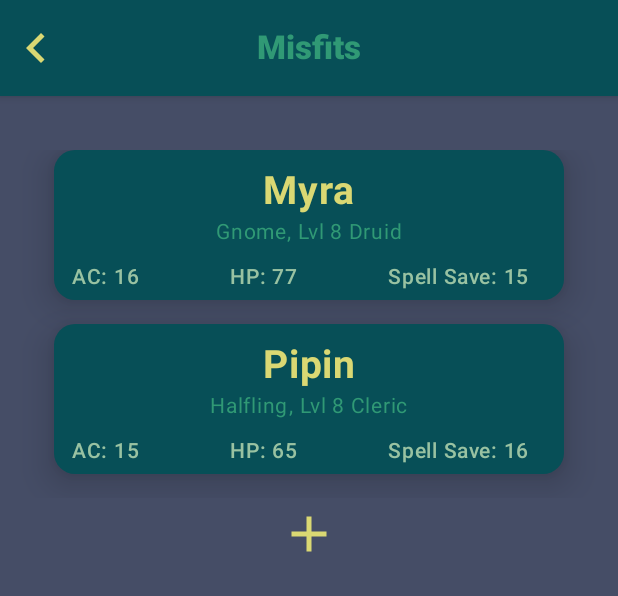
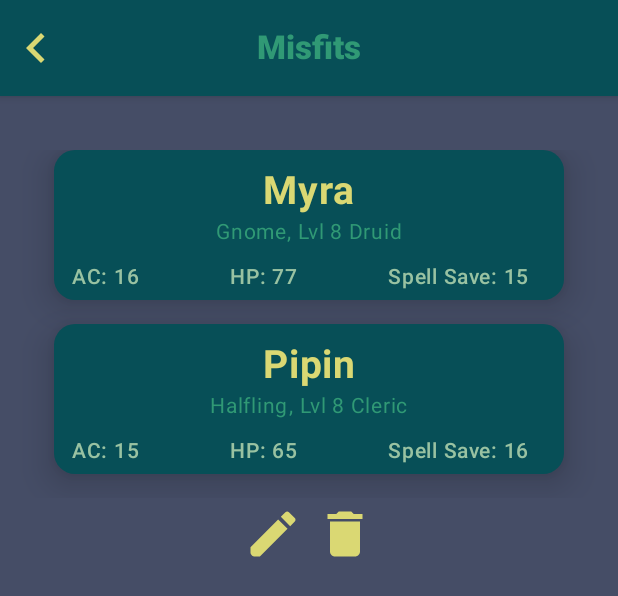
Before and after one commit to FeKent/DND-Tools, an Android app built with Jetpack Compose: the @Preview function CharacterInfoPreview, on a phone screen of 412 x 824 dp. Shown: the top 596 px of the screen. Run offline under Robolectric (Android 15) with nearby library versions, the phone set to English and light mode, and no system bars; our stand-ins replace Room's generated code.

Commit message:
Add feature to show edit/delete button when the number of character profiles matches the number of players in the adventure"

```diff
--- a/app/src/main/java/com/example/dndtools/composables/CharacterInfoScreen.kt
+++ b/app/src/main/java/com/example/dndtools/composables/CharacterInfoScreen.kt
@@ -22,6 +22,8 @@ import androidx.compose.foundation.shape.RoundedCornerShape
 import androidx.compose.foundation.verticalScroll
 import androidx.compose.material.icons.Icons
 import androidx.compose.material.icons.filled.Add
+import androidx.compose.material.icons.filled.Create
+import androidx.compose.material.icons.filled.Delete
 import androidx.compose.material.icons.filled.KeyboardArrowLeft
 import androidx.compose.material3.CardDefaults
 import androidx.compose.material3.CenterAlignedTopAppBar
@@ -63,7 +65,6 @@ fun CharacterInfoScreen(
     characters: List<CharacterProfile>
 ) {
     var currentScreenState by remember { mutableStateOf(CharacterScreenState.Display) }
-
 
     Column(
         modifier = Modifier
@@ -113,6 +114,26 @@ fun CharacterInfoScreen(
                             }
                         }
                     }
+                    if (characters.size == adventure.players) {
+                        Row {
+                            IconButton(onClick = { /*TODO*/ }) {
+                                Icon(
+                                    Icons.Filled.Create, "Edit Profile",
+                                    tint = MaterialTheme.colorScheme.onBackground,
+                                    modifier = Modifier.size(80.dp)
+                                )
+                            }
+                            IconButton(onClick = { /*TODO*/ }) {
+                                Icon(
+                                    Icons.Filled.Delete,
+                                    "Delete Profile",
+                                    tint = MaterialTheme.colorScheme.onBackground,
+                                    modifier = Modifier.size(80.dp)
+                                )
+                            }
+                        }
+
+                    } else {
                         IconButton(onClick = { currentScreenState = CharacterScreenState.Add }) {
                             Icon(
                                 Icons.Filled.Add,
@@ -120,6 +141,7 @@ fun CharacterInfoScreen(
                                 tint = MaterialTheme.colorScheme.onBackground,
                                 modifier = Modifier.size(80.dp)
                             )
+                        }
                     }
                 }
             }
@@ -284,7 +306,7 @@ fun FilledCharacterCard(characterProfile: CharacterProfile) {
 fun CharacterInfoPreview() {
     DNDToolsTheme {
         CharacterInfoScreen(
-            adventure = Adventure(1, AdventureType.Campaign, "Misfits", 4, "Sword Coast"),
+            adventure = Adventure(1, AdventureType.Campaign, "Misfits", 2, "Sword Coast"),
             back = {},
             onProfileEntered = {},
             characters = listOf(
```
Lines whose indentation alone changed are shown as unchanged.
